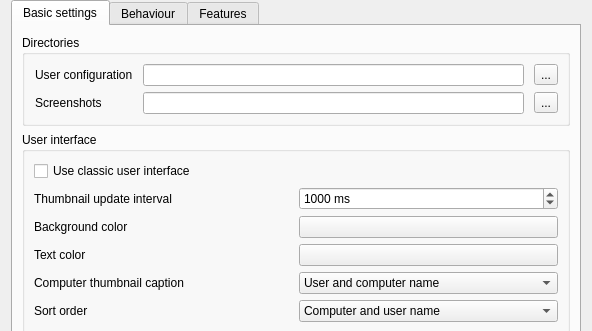
Above: configurator/src/MasterConfigurationPage.ui from veyon/veyon before the change; both pictures show x 0 to 592 and y 0 to 331 of the 592 by 489 pixel window. Below: the same form after it.
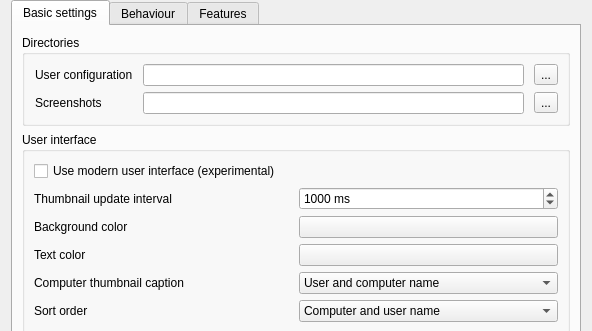
That is the form after the change. Icons and pictures are not drawn.

Commit message: Default to classic user interface

Diff of the .ui file:
```diff
--- a/configurator/src/MasterConfigurationPage.ui
+++ b/configurator/src/MasterConfigurationPage.ui
@@ -183,7 +183,7 @@
           <item row="0" column="0" colspan="2">
            <widget class="QCheckBox" name="classicUserInterface">
             <property name="text">
-             <string>Use classic user interface</string>
+             <string>Use modern user interface (experimental)</string>
             </property>
            </widget>
           </item>
```
Left out of the diff: 4 changed lines with no effect on the pictures. The commit also changes 3 other files.
